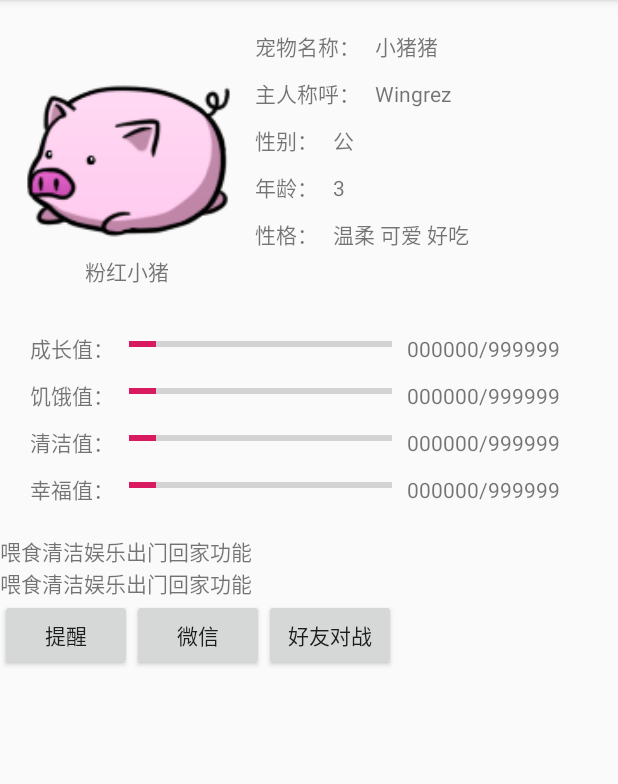
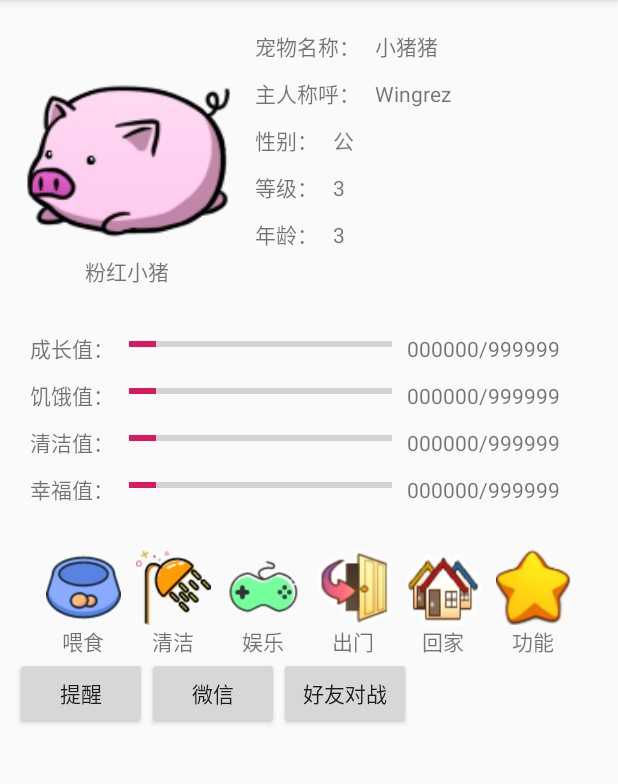
Before and after one commit to wingrez/LovelyPet, an Android app: the screen it shows after launch (MainActivity), on a phone screen of 412 x 824 dp, the part 84-868 px from its top. Run offline under Robolectric (Android 15) with nearby library versions, the phone set to English and light mode, and no system bars.

Commit message:
更新布局

```diff
--- a/app/src/main/res/layout/activity_main.xml
+++ b/app/src/main/res/layout/activity_main.xml
@@ -102,6 +102,23 @@
                             android:text="公" />
                     </LinearLayout>
 
+                    <LinearLayout
+                        android:layout_width="match_parent"
+                        android:layout_height="wrap_content"
+                        android:layout_marginTop="10dp"
+                        android:orientation="horizontal">
+
+                        <TextView
+                            android:layout_width="wrap_content"
+                            android:layout_height="wrap_content"
+                            android:text="等级：" />
+
+                        <TextView
+                            android:layout_width="wrap_content"
+                            android:layout_height="wrap_content"
+                            android:layout_marginLeft="10dp"
+                            android:text="3" />
+                    </LinearLayout>
 
                     <LinearLayout
                         android:layout_width="match_parent"
@@ -119,24 +136,6 @@
                             android:layout_height="wrap_content"
                             android:layout_marginLeft="10dp"
                             android:text="3" />
-                    </LinearLayout>
-
-                    <LinearLayout
-                        android:layout_width="match_parent"
-                        android:layout_height="wrap_content"
-                        android:layout_marginTop="10dp"
-                        android:orientation="horizontal">
-
-                        <TextView
-                            android:layout_width="wrap_content"
-                            android:layout_height="wrap_content"
-                            android:text="性格：" />
-
-                        <TextView
-                            android:layout_width="wrap_content"
-                            android:layout_height="wrap_content"
-                            android:layout_marginLeft="10dp"
-                            android:text="温柔 可爱 好吃" />
                     </LinearLayout>
 
 
@@ -268,11 +267,13 @@
             <LinearLayout
                 android:layout_width="match_parent"
                 android:layout_height="wrap_content"
-                android:orientation="vertical">
+                android:orientation="vertical"
+                android:padding="10dp">
 
                 <LinearLayout
                     android:layout_width="wrap_content"
                     android:layout_height="wrap_content"
+                    android:layout_gravity="center"
                     android:orientation="horizontal">
 
                     <LinearLayout
@@ -281,96 +282,107 @@
                         android:orientation="vertical">
 
                         <TextView
-                            android:layout_width="wrap_content"
-                            android:layout_height="wrap_content"
-                            android:text="喂食" />
+                            android:layout_width="50dp"
+                            android:layout_height="50dp"
+                            android:background="@drawable/eat" />
 
                         <TextView
-                            android:layout_width="wrap_content"
+                            android:layout_width="match_parent"
                             android:layout_height="wrap_content"
-                            android:text="喂食" />
+                            android:text="喂食"
+                            android:textAlignment="center" />
                     </LinearLayout>
 
                     <LinearLayout
                         android:layout_width="match_parent"
                         android:layout_height="match_parent"
+                        android:layout_marginLeft="10dp"
                         android:orientation="vertical">
 
                         <TextView
-                            android:layout_width="wrap_content"
-                            android:layout_height="wrap_content"
-                            android:text="清洁" />
+                            android:layout_width="50dp"
+                            android:layout_height="50dp"
+                            android:background="@drawable/clean" />
 
                         <TextView
-                            android:layout_width="wrap_content"
+                            android:layout_width="match_parent"
                             android:layout_height="wrap_content"
-                            android:text="清洁" />
+                            android:text="清洁"
+                            android:textAlignment="center" />
                     </LinearLayout>
 
                     <LinearLayout
                         android:layout_width="match_parent"
                         android:layout_height="match_parent"
+                        android:layout_marginLeft="10dp"
                         android:orientation="vertical">
 
                         <TextView
-                            android:layout_width="wrap_content"
-                            android:layout_height="wrap_content"
-                            android:text="娱乐" />
+                            android:layout_width="50dp"
+                            android:layout_height="50dp"
+                            android:background="@drawable/game" />
 
                         <TextView
-                            android:layout_width="wrap_content"
+                            android:layout_width="match_parent"
                             android:layout_height="wrap_content"
-                            android:text="娱乐" />
+
+                            android:text="娱乐"
+                            android:textAlignment="center" />
                     </LinearLayout>
 
                     <LinearLayout
                         android:layout_width="match_parent"
                         android:layout_height="match_parent"
+                        android:layout_marginLeft="10dp"
                         android:orientation="vertical">
 
                         <TextView
-                            android:layout_width="wrap_content"
-                            android:layout_height="wrap_content"
-                            android:text="出门" />
+                            android:layout_width="50dp"
+                            android:layout_height="50dp"
+                            android:background="@drawable/outside" />
 
                         <TextView
-                            android:layout_width="wrap_content"
+                            android:layout_width="match_parent"
                             android:layout_height="wrap_content"
-                            android:text="出门" />
+                            android:text="出门"
+                            android:textAlignment="center" />
                     </LinearLayout>
 
                     <LinearLayout
                         android:layout_width="match_parent"
                         android:layout_height="match_parent"
+                        android:layout_marginLeft="10dp"
                         android:orientation="vertical">
 
                         <TextView
-                            android:layout_width="wrap_content"
-                            android:layout_height="wrap_content"
-                            android:text="回家" />
+                            android:layout_width="50dp"
+                            android:layout_height="50dp"
+                            android:background="@drawable/home" />
 
                         <TextView
 
-                            android:layout_width="wrap_content"
+                            android:layout_width="match_parent"
                             android:layout_height="wrap_content"
-                            android:text="回家" />
+                            android:text="回家"
+                            android:textAlignment="center" />
                     </LinearLayout>
 
                     <LinearLayout
                         android:layout_width="match_parent"
                         android:layout_height="match_parent"
+                        android:layout_marginLeft="10dp"
                         android:orientation="vertical">
 
                         <TextView
-                            android:layout_width="wrap_content"
-                            android:layout_height="wrap_content"
-                            android:text="功能" />
+                            android:layout_width="50dp"
+                            android:layout_height="50dp"
+                            android:background="@drawable/function" />
 
                         <TextView
-
-                            android:layout_width="wrap_content"
+                            android:layout_width="match_parent"
                             android:layout_height="wrap_content"
-                            android:text="功能" />
+                            android:text="功能"
+                            android:textAlignment="center" />
                     </LinearLayout>
 
 
```
Also changed, not shown: app/src/main/res/drawable/clean.png (added), app/src/main/res/drawable/eat.png (added), app/src/main/res/drawable/function.png (added), app/src/main/res/drawable/game.png (added), app/src/main/res/drawable/home.png (added), app/src/main/res/drawable/outside.png (added), app/src/main/res/drawable/pig.png (deleted).
